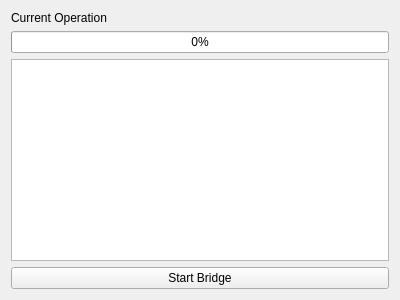
First picture: the form in Bridge/bridgeprogresswidget.ui, repository ademarest/GreenmileBridge, before the edit.
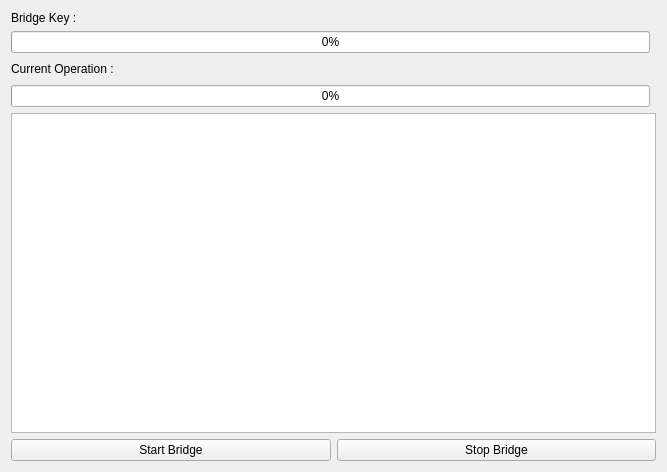
Second picture: the form after the edit.

Commit message: DEVEL: Bridge progress monitor now monitors progress of bridge.

```diff
--- a/Bridge/bridgeprogresswidget.ui
+++ b/Bridge/bridgeprogresswidget.ui
@@ -6,29 +6,43 @@
    <rect>
     <x>0</x>
     <y>0</y>
-    <width>400</width>
-    <height>300</height>
+    <width>667</width>
+    <height>472</height>
    </rect>
   </property>
   <property name="windowTitle">
    <string>Form</string>
   </property>
   <layout class="QGridLayout" name="gridLayout">
-   <item row="1" column="0">
-    <widget class="QProgressBar" name="currentOperationProgressBar">
+   <item row="4" column="0" colspan="3">
+    <widget class="QProgressBar" name="currentBridgeOperationProgressBar">
      <property name="value">
       <number>0</number>
      </property>
     </widget>
    </item>
-   <item row="3" column="0">
-    <widget class="QPushButton" name="bridgeButton">
+   <item row="1" column="0" colspan="3">
+    <widget class="QProgressBar" name="currentBridgeProgressBar">
+     <property name="value">
+      <number>0</number>
+     </property>
+    </widget>
+   </item>
+   <item row="0" column="1">
+    <widget class="QLabel" name="currentBridgeKeyLabel">
      <property name="text">
-      <string>Start Bridge</string>
+      <string>&lt;Not Started&gt;</string>
      </property>
     </widget>
    </item>
-   <item row="2" column="0">
+   <item row="3" column="1">
+    <widget class="QLabel" name="currentBridgeOperationLabel">
+     <property name="text">
+      <string>&lt;Not Started&gt;</string>
+     </property>
+    </widget>
+   </item>
+   <item row="6" column="0" colspan="4">
     <widget class="QTextBrowser" name="operationHistoryTextBrowser">
      <property name="sizePolicy">
       <sizepolicy hsizetype="Expanding" vsizetype="Expanding">
@@ -38,13 +52,51 @@
      </property>
     </widget>
    </item>
+   <item row="3" column="0">
+    <widget class="QLabel" name="label_2">
+     <property name="text">
+      <string>Current Operation :</string>
+     </property>
+    </widget>
+   </item>
    <item row="0" column="0">
     <widget class="QLabel" name="currentOperationLabel">
      <property name="text">
-      <string>Current Operation </string>
+      <string>Bridge Key :</string>
      </property>
     </widget>
    </item>
+   <item row="3" column="2">
+    <spacer name="horizontalSpacer">
+     <property name="orientation">
+      <enum>Qt::Horizontal</enum>
+     </property>
+     <property name="sizeHint" stdset="0">
+      <size>
+       <width>40</width>
+       <height>20</height>
+      </size>
+     </property>
+    </spacer>
+   </item>
+   <item row="7" column="0" colspan="4">
+    <layout class="QHBoxLayout" name="horizontalLayout">
+     <item>
+      <widget class="QPushButton" name="bridgeButton">
+       <property name="text">
+        <string>Start Bridge</string>
+       </property>
+      </widget>
+     </item>
+     <item>
+      <widget class="QPushButton" name="stopBridgeButton">
+       <property name="text">
+        <string>Stop Bridge</string>
+       </property>
+      </widget>
+     </item>
+    </layout>
+   </item>
   </layout>
  </widget>
  <resources/>
```
Left out of the diff: 7 changed lines with no effect on the pictures. The commit also changes 8 other files.
